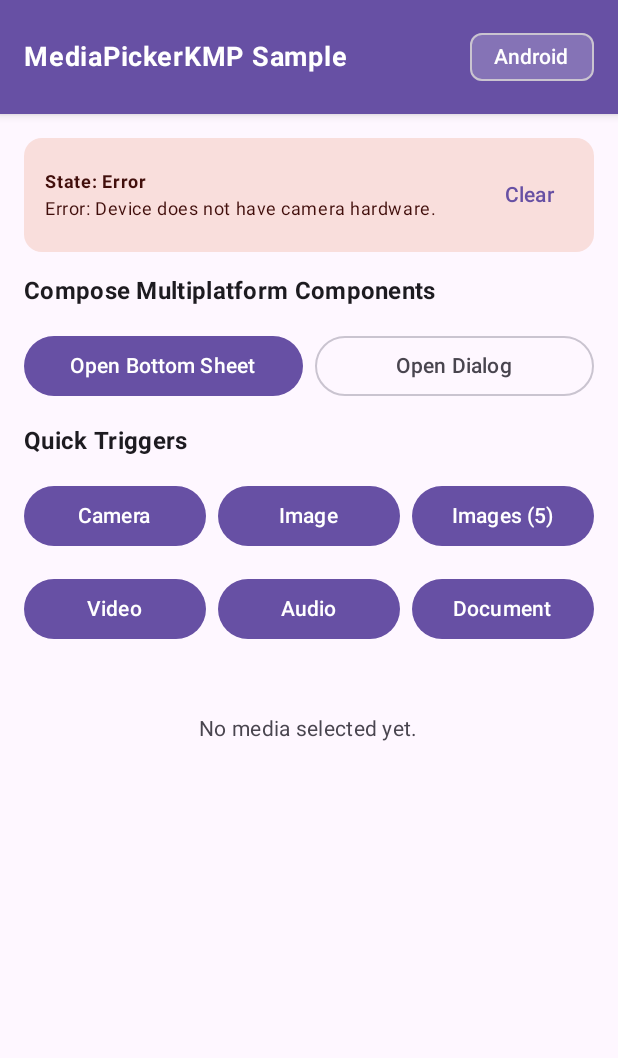
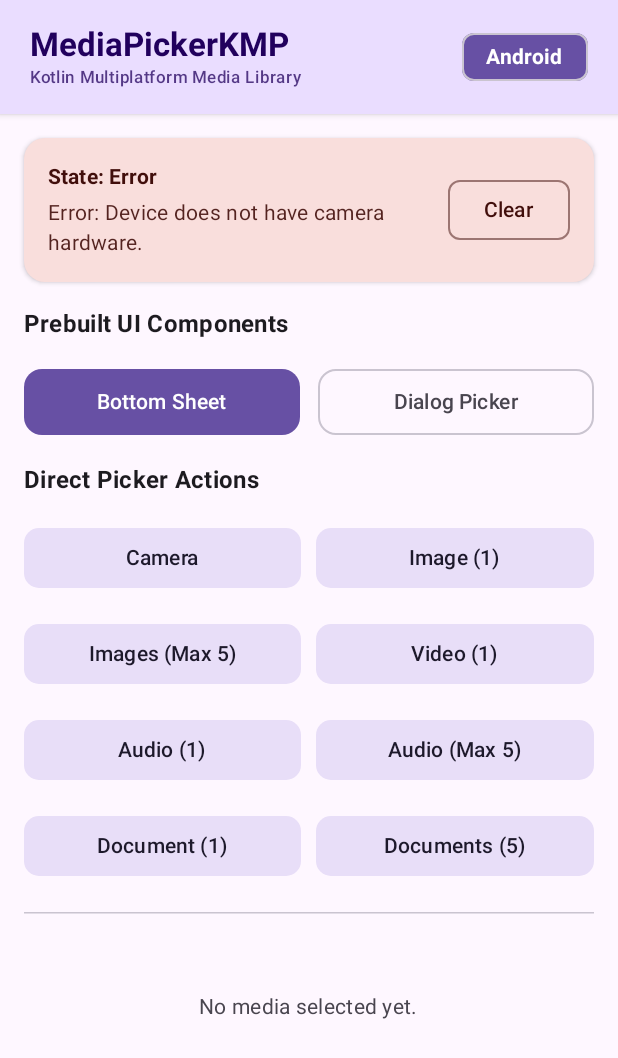
Before and after one commit to gargpadmakar/MediaPickerKMP, an Android app built with Jetpack Compose: the screen it shows after launch (MainActivity), after a tap on "Camera", on a phone screen of 412 x 824 dp. Shown: the top 1058 px of the screen. Run offline under Robolectric (Android 15) with nearby library versions, the phone set to English and light mode, and no system bars.

Commit message:
docs & ui: enhance README with detailed performance diagrams and refine sample UI layout

```diff
--- a/sample/src/main/kotlin/io/github/padmakargarg/mediapicker/sample/MainActivity.kt
+++ b/sample/src/main/kotlin/io/github/padmakargarg/mediapicker/sample/MainActivity.kt
@@ -4,6 +4,7 @@ import android.os.Bundle
 import androidx.activity.ComponentActivity
 import androidx.activity.compose.setContent
 import androidx.activity.enableEdgeToEdge
+import androidx.compose.foundation.BorderStroke
 import androidx.compose.foundation.layout.*
 import androidx.compose.foundation.lazy.LazyColumn
 import androidx.compose.foundation.shape.RoundedCornerShape
@@ -12,6 +13,7 @@ import androidx.compose.runtime.*
 import androidx.compose.ui.Alignment
 import androidx.compose.ui.Modifier
 import androidx.compose.ui.text.font.FontWeight
+import androidx.compose.ui.text.style.TextOverflow
 import androidx.compose.ui.unit.dp
 import androidx.compose.ui.unit.sp
 import io.github.padmakargarg.mediapicker.compose.MediaPickerUiState
@@ -30,7 +32,13 @@ class MainActivity : ComponentActivity() {
         super.onCreate(savedInstanceState)
 
         setContent {
-            MaterialTheme {
+            MaterialTheme(
+                colorScheme = lightColorScheme(
+                    primary = MaterialTheme.colorScheme.primary,
+                    secondary = MaterialTheme.colorScheme.secondary,
+                    surface = MaterialTheme.colorScheme.surface
+                )
+            ) {
                 val state = rememberMediaPickerState()
                 var showBottomSheet by remember { mutableStateOf(false) }
                 var showDialog by remember { mutableStateOf(false) }
@@ -40,7 +48,7 @@ class MainActivity : ComponentActivity() {
                         MediaPickerActionItem(
                             id = "camera",
                             title = "Capture Photo",
-                            subtitle = "Take a new photo with camera"
+                            subtitle = "Take a high-res photo using camera"
                         ) { state.capturePhoto(MediaPickerConfig.single()) },
                         MediaPickerActionItem(
                             id = "single_image",
@@ -70,7 +78,7 @@ class MainActivity : ComponentActivity() {
                         MediaPickerActionItem(
                             id = "multiple_audio",
                             title = "Pick Multiple Audio",
-                            subtitle = "Select up to 5 audio files"
+                            subtitle = "Select up to 5 audio tracks"
                         ) { state.pickMultipleAudio(MediaPickerConfig.multiple(maxSelection = 5, copyToCache = true)) },
                         MediaPickerActionItem(
                             id = "single_file",
@@ -94,28 +102,40 @@ class MainActivity : ComponentActivity() {
                     modifier = Modifier.fillMaxSize(),
                     topBar = {
                         Surface(
-                            shadowElevation = 4.dp,
-                            color = MaterialTheme.colorScheme.primary
+                            shadowElevation = 3.dp,
+                            color = MaterialTheme.colorScheme.primaryContainer
                         ) {
                             Row(
                                 modifier = Modifier
                                     .fillMaxWidth()
                                     .statusBarsPadding()
-                                    .padding(horizontal = 16.dp, vertical = 14.dp),
+                                    .padding(horizontal = 20.dp, vertical = 14.dp),
                                 horizontalArrangement = Arrangement.SpaceBetween,
                                 verticalAlignment = Alignment.CenterVertically
                             ) {
+                                Column {
                                     Text(
-                                    text = "MediaPickerKMP Sample",
-                                    color = MaterialTheme.colorScheme.onPrimary,
-                                    fontSize = 18.sp,
+                                        text = "MediaPickerKMP",
+                                        style = MaterialTheme.typography.titleLarge,
+                                        fontWeight = FontWeight.Bold,
+                                        color = MaterialTheme.colorScheme.onPrimaryContainer
+                                    )
+                                    Text(
+                                        text = "Kotlin Multiplatform Media Library",
+                                        style = MaterialTheme.typography.labelSmall,
+                                        color = MaterialTheme.colorScheme.onPrimaryContainer.copy(alpha = 0.75f)
+                                    )
+                                }
+                                SuggestionChip(
+                                    onClick = {},
+                                    label = {
+                                        Text(
+                                            text = state.mediaPicker.platformName,
                                             fontWeight = FontWeight.Bold
                                         )
-                                SuggestionChip(
-                                    onClick = {},
-                                    label = { Text(state.mediaPicker.platformName) },
+                                    },
                                     colors = SuggestionChipDefaults.suggestionChipColors(
-                                        containerColor = MaterialTheme.colorScheme.onPrimary.copy(alpha = 0.2f),
+                                        containerColor = MaterialTheme.colorScheme.primary,
                                         labelColor = MaterialTheme.colorScheme.onPrimary
                                     )
                                 )
@@ -127,25 +147,31 @@ class MainActivity : ComponentActivity() {
                         modifier = Modifier
                             .fillMaxSize()
                             .padding(innerPadding)
-                            .padding(16.dp),
-                        verticalArrangement = Arrangement.spacedBy(14.dp)
+                            .padding(horizontal = 16.dp),
+                        contentPadding = PaddingValues(top = 16.dp, bottom = 32.dp),
+                        verticalArrangement = Arrangement.spacedBy(16.dp)
                     ) {
                         // Progress Indicator
                         if (state.isLoading) {
                             item {
-                                LinearProgressIndicator(modifier = Modifier.fillMaxWidth())
+                                LinearProgressIndicator(
+                                    modifier = Modifier
+                                        .fillMaxWidth()
+                                        .height(6.dp),
+                                    color = MaterialTheme.colorScheme.primary
+                                )
                             }
                         }
 
-                        // Status Banner
+                        // State & Status Banner
                         item {
                             StatusCard(uiState = state.uiState, onClear = { state.clear() })
                         }
 
-                        // Launcher Modals
+                        // Compose Prebuilt Modals
                         item {
                             Text(
-                                text = "Compose Multiplatform Components",
+                                text = "Prebuilt UI Components",
                                 style = MaterialTheme.typography.titleMedium,
                                 fontWeight = FontWeight.Bold
                             )
@@ -154,27 +180,31 @@ class MainActivity : ComponentActivity() {
                         item {
                             Row(
                                 modifier = Modifier.fillMaxWidth(),
-                                horizontalArrangement = Arrangement.spacedBy(8.dp)
+                                horizontalArrangement = Arrangement.spacedBy(12.dp)
                             ) {
                                 Button(
                                     onClick = { showBottomSheet = true },
-                                    modifier = Modifier.weight(1f)
+                                    modifier = Modifier.weight(1f),
+                                    shape = RoundedCornerShape(12.dp),
+                                    contentPadding = PaddingValues(vertical = 12.dp)
                                 ) {
-                                    Text("Open Bottom Sheet")
+                                    Text("Bottom Sheet", maxLines = 1, overflow = TextOverflow.Ellipsis)
                                 }
                                 OutlinedButton(
                                     onClick = { showDialog = true },
-                                    modifier = Modifier.weight(1f)
+                                    modifier = Modifier.weight(1f),
+                                    shape = RoundedCornerShape(12.dp),
+                                    contentPadding = PaddingValues(vertical = 12.dp)
                                 ) {
-                                    Text("Open Dialog")
+                                    Text("Dialog Picker", maxLines = 1, overflow = TextOverflow.Ellipsis)
                                 }
                             }
                         }
 
-                        // Quick Action Buttons
+                        // Direct Launch Actions (2-column layout to prevent text wrapping)
                         item {
                             Text(
-                                text = "Quick Triggers",
+                                text = "Direct Picker Actions",
                                 style = MaterialTheme.typography.titleMedium,
                                 fontWeight = FontWeight.Bold
                             )
@@ -183,25 +213,21 @@ class MainActivity : ComponentActivity() {
                         item {
                             Row(
                                 modifier = Modifier.fillMaxWidth(),
-                                horizontalArrangement = Arrangement.spacedBy(8.dp)
+                                horizontalArrangement = Arrangement.spacedBy(10.dp)
                             ) {
-                                Button(
+                                FilledTonalButton(
                                     onClick = { state.capturePhoto() },
-                                    modifier = Modifier.weight(1f)
+                                    modifier = Modifier.weight(1f),
+                                    shape = RoundedCornerShape(10.dp)
                                 ) {
-                                    Text("Camera")
+                                    Text("Camera", maxLines = 1)
                                 }
-                                Button(
+                                FilledTonalButton(
                                     onClick = { state.pickImage() },
-                                    modifier = Modifier.weight(1f)
+                                    modifier = Modifier.weight(1f),
+                                    shape = RoundedCornerShape(10.dp)
                                 ) {
-                                    Text("Image")
-                                }
-                                Button(
-                                    onClick = { state.pickMultipleImages(MediaPickerConfig.multiple(5)) },
-                                    modifier = Modifier.weight(1f)
-                                ) {
-                                    Text("Images (5)")
+                                    Text("Image (1)", maxLines = 1)
                                 }
                             }
                         }
@@ -209,30 +235,74 @@ class MainActivity : ComponentActivity() {
                         item {
                             Row(
                                 modifier = Modifier.fillMaxWidth(),
-                                horizontalArrangement = Arrangement.spacedBy(8.dp)
+                                horizontalArrangement = Arrangement.spacedBy(10.dp)
                             ) {
-                                Button(
+                                FilledTonalButton(
+                                    onClick = { state.pickMultipleImages(MediaPickerConfig.multiple(5)) },
+                                    modifier = Modifier.weight(1f),
+                                    shape = RoundedCornerShape(10.dp)
+                                ) {
+                                    Text("Images (Max 5)", maxLines = 1)
+                                }
+                                FilledTonalButton(
                                     onClick = { state.pickVideo() },
-                                    modifier = Modifier.weight(1f)
+                                    modifier = Modifier.weight(1f),
+                                    shape = RoundedCornerShape(10.dp)
                                 ) {
-                                    Text("Video")
-                                }
-                                Button(
-                                    onClick = { state.pickAudio() },
-                                    modifier = Modifier.weight(1f)
-                                ) {
-                                    Text("Audio")
-                                }
-                                Button(
-                                    onClick = { state.pickFile() },
-                                    modifier = Modifier.weight(1f)
-                                ) {
-                                    Text("Document")
+                                    Text("Video (1)", maxLines = 1)
                                 }
                             }
                         }
 
-                        // Selected Media Items
+                        item {
+                            Row(
+                                modifier = Modifier.fillMaxWidth(),
+                                horizontalArrangement = Arrangement.spacedBy(10.dp)
+                            ) {
+                                FilledTonalButton(
+                                    onClick = { state.pickAudio() },
+                                    modifier = Modifier.weight(1f),
+                                    shape = RoundedCornerShape(10.dp)
+                                ) {
+                                    Text("Audio (1)", maxLines = 1)
+                                }
+                                FilledTonalButton(
+                                    onClick = { state.pickMultipleAudio(MediaPickerConfig.multiple(5)) },
+                                    modifier = Modifier.weight(1f),
+                                    shape = RoundedCornerShape(10.dp)
+                                ) {
+                                    Text("Audio (Max 5)", maxLines = 1)
+                                }
+                            }
+                        }
+
+                        item {
+                            Row(
+                                modifier = Modifier.fillMaxWidth(),
+                                horizontalArrangement = Arrangement.spacedBy(10.dp)
+                            ) {
+                                FilledTonalButton(
+                                    onClick = { state.pickFile() },
+                                    modifier = Modifier.weight(1f),
+                                    shape = RoundedCornerShape(10.dp)
+                                ) {
+                                    Text("Document (1)", maxLines = 1)
+                                }
+                                FilledTonalButton(
+                                    onClick = { state.pickMultipleFiles(MediaPickerConfig.multiple(5)) },
+                                    modifier = Modifier.weight(1f),
+                                    shape = RoundedCornerShape(10.dp)
+                                ) {
+                                    Text("Documents (5)", maxLines = 1)
+                                }
+                            }
+                        }
+
+                        // Selected Media Items Section
+                        item {
+                            HorizontalDivider(modifier = Modifier.padding(vertical = 4.dp))
+                        }
+
                         item {
                             SelectedMediaList(
                                 items = state.items,
@@ -270,49 +340,67 @@ fun StatusCard(
     uiState: MediaPickerUiState,
     onClear: () -> Unit
 ) {
-    Card(
-        modifier = Modifier.fillMaxWidth(),
-        shape = RoundedCornerShape(12.dp),
-        colors = CardDefaults.cardColors(
-            containerColor = when (uiState) {
+    val containerColor = when (uiState) {
         is MediaPickerUiState.Idle -> MaterialTheme.colorScheme.surfaceVariant
         is MediaPickerUiState.Loading -> MaterialTheme.colorScheme.primaryContainer
         is MediaPickerUiState.Success -> MaterialTheme.colorScheme.secondaryContainer
         is MediaPickerUiState.Cancelled -> MaterialTheme.colorScheme.tertiaryContainer
         is MediaPickerUiState.Error -> MaterialTheme.colorScheme.errorContainer
     }
-        )
+
+    val contentColor = when (uiState) {
+        is MediaPickerUiState.Idle -> MaterialTheme.colorScheme.onSurfaceVariant
+        is MediaPickerUiState.Loading -> MaterialTheme.colorScheme.onPrimaryContainer
+        is MediaPickerUiState.Success -> MaterialTheme.colorScheme.onSecondaryContainer
+        is MediaPickerUiState.Cancelled -> MaterialTheme.colorScheme.onTertiaryContainer
+        is MediaPickerUiState.Error -> MaterialTheme.colorScheme.onErrorContainer
+    }
+
+    ElevatedCard(
+        modifier = Modifier.fillMaxWidth(),
+        shape = RoundedCornerShape(14.dp),
+        colors = CardDefaults.elevatedCardColors(
+            containerColor = containerColor,
+            contentColor = contentColor
+        ),
+        elevation = CardDefaults.elevatedCardElevation(defaultElevation = 2.dp)
     ) {
         Row(
             modifier = Modifier
                 .fillMaxWidth()
-                .padding(14.dp),
+                .padding(16.dp),
             horizontalArrangement = Arrangement.SpaceBetween,
             verticalAlignment = Alignment.CenterVertically
         ) {
             Column(modifier = Modifier.weight(1f)) {
                 Text(
                     text = "State: ${uiState::class.simpleName ?: "Idle"}",
-                    style = MaterialTheme.typography.labelMedium,
-                    fontWeight = FontWeight.Bold
+                    style = MaterialTheme.typography.titleSmall,
+                    fontWeight = FontWeight.Bold,
+                    color = contentColor
                 )
-                Spacer(modifier = Modifier.height(2.dp))
+                Spacer(modifier = Modifier.height(4.dp))
                 val description = when (uiState) {
                     is MediaPickerUiState.Idle -> "Ready. Select a media source below."
-                    is MediaPickerUiState.Loading -> "Media picker active..."
+                    is MediaPickerUiState.Loading -> "Media picker is active..."
                     is MediaPickerUiState.Success -> "Successfully selected ${uiState.items.size} item(s)."
-                    is MediaPickerUiState.Cancelled -> "Picker operation cancelled by user."
+                    is MediaPickerUiState.Cancelled -> "Picker operation was cancelled."
                     is MediaPickerUiState.Error -> "Error: ${uiState.error.message}"
                 }
                 Text(
                     text = description,
-                    style = MaterialTheme.typography.bodySmall
+                    style = MaterialTheme.typography.bodyMedium,
+                    color = contentColor.copy(alpha = 0.9f)
                 )
             }
 
             if (uiState !is MediaPickerUiState.Idle && uiState !is MediaPickerUiState.Loading) {
-                TextButton(onClick = onClear) {
-                    Text("Clear")
+                OutlinedButton(
+                    onClick = onClear,
+                    shape = RoundedCornerShape(8.dp),
+                    border = BorderStroke(1.dp, contentColor.copy(alpha = 0.5f))
+                ) {
+                    Text("Clear", color = contentColor)
                 }
             }
         }
```
Also changed, not shown: 1 other file. Lines whose indentation alone changed are shown as unchanged.
